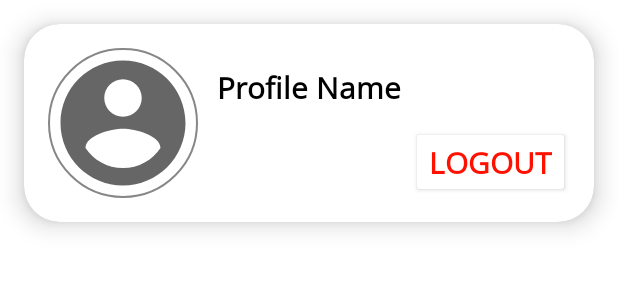
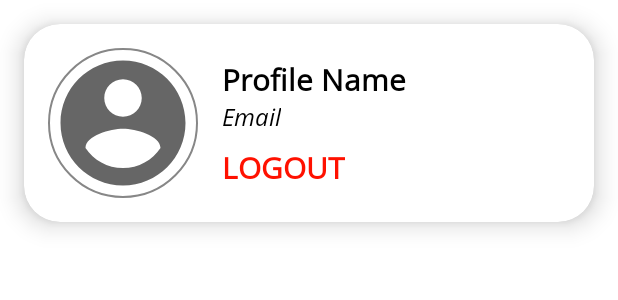
Before and after one commit to torotoro21/FOODRISM, an Android app: the layout activity_profile.xml on its own in the app's theme, with its tools: preview values and no code run, on a phone screen of 412 x 824 dp. Shown: the top 300 px of the screen. Run offline under Robolectric (Android 15) with nearby library versions, the phone set to English and light mode, and no system bars.

Commit message:
Create profile layout

```diff
--- a/app/src/main/java/com/foodrism/apps/view/adapter/FoodListAdapter.kt
+++ b/app/src/main/java/com/foodrism/apps/view/adapter/FoodListAdapter.kt
@@ -45,6 +45,7 @@ class FoodListAdapter(private val foodList: ArrayList<FoodModel>) :
                     )
                 intent.putExtra(DetailActivity.EXTRA_DETAIL, food)
                 it.context.startActivity(intent, transition.toBundle())
+
             }
             binding.apply {
                 Glide.with(itemView)
--- a/app/src/main/java/com/foodrism/apps/view/detail/DetailActivity.kt
+++ b/app/src/main/java/com/foodrism/apps/view/detail/DetailActivity.kt
@@ -27,6 +27,7 @@ class DetailActivity : AppCompatActivity() {
 
     private fun setupData() {
         val food = intent.getParcelableExtra<FoodModel>(EXTRA_DETAIL) as FoodModel
+        supportActionBar?.title = food.name
         binding.apply {
             Glide.with(applicationContext)
                 .load(food.url)
--- a/app/src/main/java/com/foodrism/apps/view/login/LoginActivity.kt
+++ b/app/src/main/java/com/foodrism/apps/view/login/LoginActivity.kt
@@ -4,6 +4,7 @@ import android.app.Activity
 import android.content.Intent
 import android.os.Bundle
 import android.util.Log
+import android.view.View
 import android.widget.Toast
 import androidx.activity.result.contract.ActivityResultContracts
 import androidx.appcompat.app.AppCompatActivity
@@ -74,6 +75,7 @@ class LoginActivity : AppCompatActivity() {
     }
 
     private fun firebaseAuthWithGoogle(idToken: String) {
+        binding.progressBar.visibility = View.VISIBLE
         val credential = GoogleAuthProvider.getCredential(idToken, null)
         auth.signInWithCredential(credential)
             .addOnCompleteListener(this) { task ->
@@ -97,6 +99,7 @@ class LoginActivity : AppCompatActivity() {
     private fun updateUI(currentUser: FirebaseUser?) {
         if (currentUser != null) {
             startActivity(Intent(this@LoginActivity, MainActivity::class.java))
+            binding.progressBar.visibility = View.GONE
             finish()
         }
     }
--- a/app/src/main/java/com/foodrism/apps/view/main/MainActivity.kt
+++ b/app/src/main/java/com/foodrism/apps/view/main/MainActivity.kt
@@ -45,6 +45,7 @@ class MainActivity : AppCompatActivity() {
             val intent = Intent(this@MainActivity, ProfileActivity::class.java)
             startActivity(intent)
             overridePendingTransition(R.anim.slide_in_right, R.anim.slide_out_left)
+
         }
         return super.onOptionsItemSelected(item)
     }
--- a/app/src/main/res/drawable-v24/ic_camera_round.xml
+++ b/app/src/main/res/drawable-v24/ic_camera_round.xml
@@ -4,12 +4,12 @@
     android:viewportWidth="43"
     android:viewportHeight="43">
     <path
-        android:fillColor="#1976D2"
+        android:fillColor="#FFFFFF"
         android:pathData="M21.5,21.5m-21.5,0a21.5,21.5 0,1 1,43 0a21.5,21.5 0,1 1,-43 0" />
     <path
-        android:fillColor="#fff"
+        android:fillColor="#000000"
         android:pathData="M24.803,23.141a3.249,3.249 0,1 1,-3.249 -3.249A3.249,3.249 0,0 1,24.803 23.141Z" />
     <path
-        android:fillColor="#fff"
+        android:fillColor="#000000"
         android:pathData="M31.044,13.651L26.505,13.651L24.85,12L18.25,12L16.602,13.651L12.063,13.651A2.063,2.063 0,0 0,10 15.714L10,29.743a2.063,2.063 0,0 0,2.063 2.063L31.044,31.806a2.063,2.063 0,0 0,2.063 -2.063L33.107,15.714A2.063,2.063 0,0 0,31.044 13.651ZM21.55,28.918a5.777,5.777 0,1 1,5.777 -5.777A5.777,5.777 0,0 1,21.55 28.918Z" />
 </vector>
--- a/app/src/main/res/layout/activity_detail.xml
+++ b/app/src/main/res/layout/activity_detail.xml
@@ -12,7 +12,7 @@
         android:orientation="vertical">
 
         <androidx.cardview.widget.CardView
-            android:id="@+id/cardImageView"
+            android:id="@+id/cvFoodImage"
             android:layout_width="match_parent"
             android:layout_height="match_parent"
             android:layout_margin="5dp"
@@ -75,8 +75,6 @@
 
         </androidx.constraintlayout.widget.ConstraintLayout>
 
-
     </androidx.constraintlayout.widget.ConstraintLayout>
 
-
 </ScrollView>
--- a/app/src/main/res/layout/activity_main.xml
+++ b/app/src/main/res/layout/activity_main.xml
@@ -30,6 +30,7 @@
                 app:cardCornerRadius="24dp"
                 app:cardElevation="10dp">
 
+
                 <ImageView
                     android:layout_width="match_parent"
                     android:layout_height="match_parent"
@@ -37,6 +38,9 @@
                     android:contentDescription="@string/food_description"
                     android:scaleType="centerCrop"
                     android:src="@drawable/bg_food" />
+
+
+
             </androidx.cardview.widget.CardView>
 
         </com.google.android.material.appbar.CollapsingToolbarLayout>
--- a/app/src/main/res/layout/activity_profile.xml
+++ b/app/src/main/res/layout/activity_profile.xml
@@ -22,39 +22,61 @@
             android:layout_height="match_parent">
 
             <de.hdodenhof.circleimageview.CircleImageView
-                android:id="@+id/profilePhoto"
+                android:id="@+id/ivProfilePhoto"
                 android:layout_width="100dp"
                 android:layout_height="100dp"
                 android:layout_margin="16dp"
                 android:contentDescription="@string/profile_photo"
                 android:scaleType="centerCrop"
+                android:src="@drawable/ic_profile"
                 app:civ_border_color="#878787"
                 app:civ_border_width="1dp"
                 app:layout_constraintBottom_toBottomOf="parent"
                 app:layout_constraintStart_toStartOf="parent"
-                android:src="@drawable/ic_profile"
                 app:layout_constraintTop_toTopOf="parent"
                 tools:src="@tools:sample/avatars" />
 
+            <androidx.constraintlayout.widget.ConstraintLayout
+                android:id="@+id/constraintLayout2"
+                android:layout_width="wrap_content"
+                android:layout_height="wrap_content"
+                android:layout_marginStart="16dp"
+                app:layout_constraintBottom_toBottomOf="@+id/ivProfilePhoto"
+                app:layout_constraintStart_toEndOf="@+id/ivProfilePhoto"
+                app:layout_constraintTop_toTopOf="@+id/ivProfilePhoto">
+
                 <TextView
+                    android:id="@+id/tvProfileName"
                     android:layout_width="wrap_content"
                     android:layout_height="wrap_content"
                     android:text="@string/profile_name"
-                app:layout_constraintBottom_toTopOf="@+id/btnLogout"
-                app:layout_constraintEnd_toEndOf="parent"
                     app:layout_constraintStart_toStartOf="parent"
-                app:layout_constraintTop_toTopOf="@+id/profilePhoto" />
+                    app:layout_constraintTop_toTopOf="parent" />
 
-            <Button
+                <TextView
+                    android:id="@+id/tvProfileEmail"
+                    android:layout_width="wrap_content"
+                    android:layout_height="wrap_content"
+                    android:text="@string/profile_email"
+                    android:textSize="16sp"
+                    android:textStyle="italic"
+                    app:layout_constraintStart_toStartOf="@+id/tvProfileName"
+                    app:layout_constraintTop_toBottomOf="@+id/tvProfileName" />
+
+                <TextView
                     android:id="@+id/btnLogout"
                     android:layout_width="wrap_content"
                     android:layout_height="wrap_content"
-                android:layout_margin="16dp"
+                    android:layout_marginTop="8dp"
                     android:backgroundTintMode="add"
                     android:text="@string/logout"
                     android:textColor="@color/red"
-                app:layout_constraintBottom_toBottomOf="parent"
-                app:layout_constraintEnd_toEndOf="parent" />
+                    android:textStyle="bold"
+                    app:layout_constraintStart_toStartOf="@+id/tvProfileEmail"
+                    app:layout_constraintTop_toBottomOf="@+id/tvProfileEmail" />
+            </androidx.constraintlayout.widget.ConstraintLayout>
+
+
         </androidx.constraintlayout.widget.ConstraintLayout>
 
     </androidx.cardview.widget.CardView>
--- a/app/src/main/res/layout/layout_item.xml
+++ b/app/src/main/res/layout/layout_item.xml
@@ -20,8 +20,9 @@
         <androidx.cardview.widget.CardView
             android:id="@+id/cvFoodImage"
             android:layout_width="120dp"
+            android:layout_margin="8dp"
             android:layout_height="100dp"
-            card_view:cardCornerRadius="8dp"
+            card_view:cardCornerRadius="14dp"
             card_view:layout_constraintBottom_toBottomOf="parent"
             card_view:layout_constraintStart_toStartOf="parent"
             card_view:layout_constraintTop_toTopOf="parent">
@@ -56,7 +57,7 @@
             android:layout_height="0dp"
             android:layout_marginTop="8dp"
             android:ellipsize="end"
-            android:maxLines="5"
+            android:maxLines="3"
             android:textSize="15sp"
             android:textStyle="normal"
             card_view:layout_constraintBottom_toBottomOf="@+id/cvFoodImage"
--- a/app/src/main/res/values/strings.xml
+++ b/app/src/main/res/values/strings.xml
@@ -2,17 +2,23 @@
     <string name="app_name">Foodrism</string>
     <string name="login_success">Login Success!</string>
     <string name="login_failed">Login Failed! Check your connection</string>
+
+    <string name="explore">Explore</string>
     <string name="food_description">Food Description</string>
-    <string name="explore">Explore</string>
-    <string name="tvFoodName">Food Name</string>
+    <string name="food_ingredients">Main Ingredients:</string>
+    <string name="food_nutrition">Nutrition:</string>
+    <string name="food_calories">Calories:</string>
     <string name="food_name">Food Name</string>
+    <string name="food_origin">Food Origin</string>
+
     <string name="profile_photo">Profile Photo</string>
     <string name="profile_name">Profile Name</string>
-    <string name="logout">Logout</string>
+    <string name="logout">LOGOUT</string>
     <string name="profile_menu">Profile Menu</string>
     <string name="logout_message">Are you sure want to logout?</string>
     <string name="logout_continue">Yes</string>
     <string name="logout_success">Logged out</string>
+
     <string name="openCamera">Camera</string>
     <string name="capture_image">Capture Image</string>
     <string name="switch_camera">Switch Camera</string>
@@ -20,12 +26,12 @@
     <string name="camera_error">Camera Error</string>
     <string name="camera_shot_error">Cannot take photo</string>
     <string name="camera_permission_error">Cannot start camera. Please allow the permission!</string>
+
     <string name="scanned_picture">Scanned Picture</string>
-    <string name="tvAnalyze">Analyze</string>
     <string name="scan_result">Scan Result</string>
-    <string name="food_origin">Food Origin</string>
     <string name="analyze_result">Analyze Result:</string>
     <string name="not_available">Not available yet…</string>
+    <string name="profile_email">Email</string>
 
 
     <string-array name="data_name">
@@ -42,7 +48,7 @@
     </string-array>
 
     <string-array name="data_description">
-        <item>Klepon is a traditional Indonesian snack which is generally made from white glutinous rice flour shaped like small balls filled with brown sugar and sprinkled with grated coconut</item>
+        <item>Klepon is a traditional Indonesian snack which is generally made from white glutinous rice flour shaped like small balls filled with brown sugar and sprinkled with grated coconut. </item>
         <item>Pempek or empek-empek is a food made from soft ground fish meat mixed with starch or sago flour, as well as a composition of several other ingredients such as eggs, mashed garlic, flavoring, and salt.</item>
         <item>Tahu gejrot is a typical food from Cirebon, Indonesia made from tofu and other spices.</item>
         <item>Rendang is produced from a long low temperature cooking process using various spices and coconut milk</item>
--- a/settings.gradle
+++ b/settings.gradle
@@ -3,6 +3,7 @@ pluginManagement {
         gradlePluginPortal()
         google()
         mavenCentral()
+        maven { url 'https://jitpack.io' }
     }
 }
 dependencyResolutionManagement {
@@ -10,6 +11,7 @@ dependencyResolutionManagement {
     repositories {
         google()
         mavenCentral()
+        maven { url 'https://jitpack.io' }
     }
 }
 rootProject.name = "Foodrism"
```
Also changed, not shown: app/build.gradle (+8 -2 lines), app/src/main/java/com/foodrism/apps/view/profile/ProfileActivity.kt (+27 -2 lines), app/src/main/res/layout/activity_login.xml (+13 -2 lines), build.gradle (line endings or trailing spaces). Lines whose indentation alone changed are shown as unchanged.
